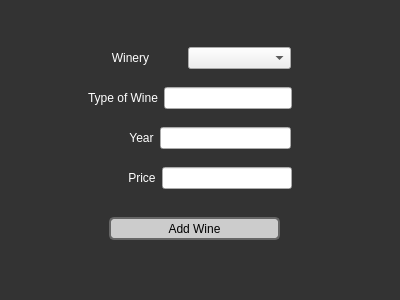
Qt form addwine.ui (tyler949/CS1D-FirstPorject) before a commit.
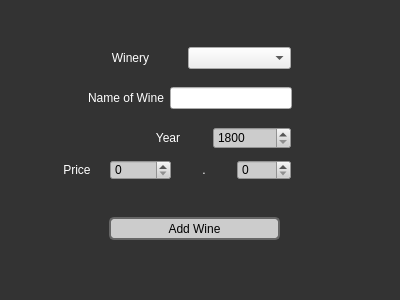
The same form after that commit.

Commit message: changed add wine layout

What changed in the file:
```diff
--- a/addwine.ui
+++ b/addwine.ui
@@ -67,7 +67,7 @@
     <string>Add Wine</string>
    </property>
   </widget>
-  <widget class="QWidget" name="">
+  <widget class="QWidget" name="layoutWidget">
    <property name="geometry">
     <rect>
      <x>88</x>
@@ -80,7 +80,7 @@
     <item>
      <widget class="QLabel" name="TypeOfWineLabel">
       <property name="text">
-       <string>Type of Wine</string>
+       <string>Name of Wine</string>
       </property>
       <property name="alignment">
        <set>Qt::AlignCenter</set>
@@ -92,7 +92,7 @@
     </item>
    </layout>
   </widget>
-  <widget class="QWidget" name="">
+  <widget class="QWidget" name="layoutWidget">
    <property name="geometry">
     <rect>
      <x>79</x>
@@ -117,7 +117,7 @@
     </item>
    </layout>
   </widget>
-  <widget class="QWidget" name="">
+  <widget class="QWidget" name="layoutWidget">
    <property name="geometry">
     <rect>
      <x>129</x>
@@ -138,17 +138,24 @@
      </widget>
     </item>
     <item>
-     <widget class="QLineEdit" name="YearTextBox"/>
+     <widget class="QSpinBox" name="spinBox">
+      <property name="minimum">
+       <number>1800</number>
+      </property>
+      <property name="maximum">
+       <number>2015</number>
+      </property>
+     </widget>
     </item>
    </layout>
   </widget>
   <widget class="QWidget" name="">
    <property name="geometry">
     <rect>
-     <x>128</x>
-     <y>167</y>
-     <width>164</width>
-     <height>22</height>
+     <x>50</x>
+     <y>160</y>
+     <width>241</width>
+     <height>20</height>
     </rect>
    </property>
    <layout class="QHBoxLayout" name="horizontalLayout_4">
@@ -163,7 +170,28 @@
      </widget>
     </item>
     <item>
-     <widget class="QLineEdit" name="PriceTextBox"/>
+     <widget class="QSpinBox" name="spinBox_3">
+      <property name="maximum">
+       <number>20000</number>
+      </property>
+     </widget>
+    </item>
+    <item>
+     <widget class="QLabel" name="label">
+      <property name="text">
+       <string>.</string>
+      </property>
+      <property name="alignment">
+       <set>Qt::AlignCenter</set>
+      </property>
+     </widget>
+    </item>
+    <item>
+     <widget class="QSpinBox" name="spinBox_2">
+      <property name="maximum">
+       <number>99</number>
+      </property>
+     </widget>
     </item>
    </layout>
   </widget>
```
The commit also changes 2 other files.
